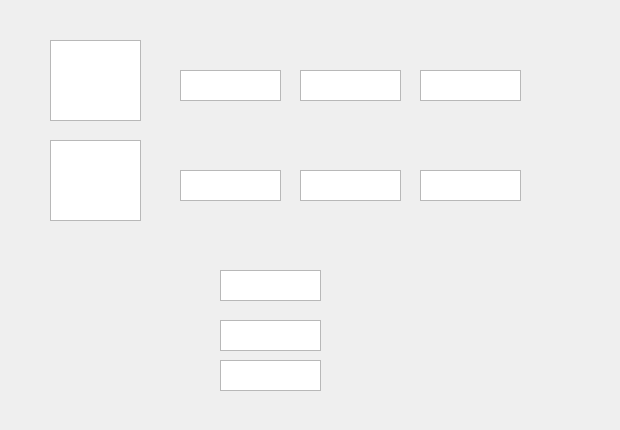
First picture: the form in Python/UI forms/learningPassword.ui, repository ajs5433/CSEC-Final-Project-, before the edit.
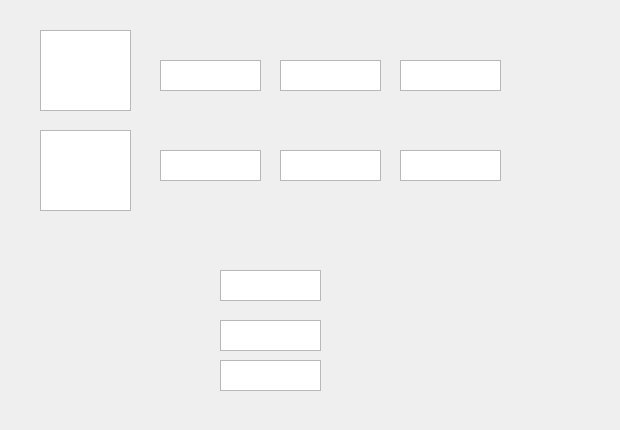
Second picture: the form after the edit.

What changed in the file:
```diff
--- a/Python/UI forms/learningPassword.ui
+++ b/Python/UI forms/learningPassword.ui
@@ -16,8 +16,8 @@
   <widget class="QGraphicsView" name="graphicsView">
    <property name="geometry">
     <rect>
-     <x>50</x>
-     <y>40</y>
+     <x>40</x>
+     <y>30</y>
      <width>91</width>
      <height>81</height>
     </rect>
@@ -26,8 +26,8 @@
   <widget class="QGraphicsView" name="graphicsView_2">
    <property name="geometry">
     <rect>
-     <x>50</x>
-     <y>140</y>
+     <x>40</x>
+     <y>130</y>
      <width>91</width>
      <height>81</height>
     </rect>
@@ -36,8 +36,8 @@
   <widget class="QTextEdit" name="textEdit">
    <property name="geometry">
     <rect>
-     <x>180</x>
-     <y>70</y>
+     <x>160</x>
+     <y>60</y>
      <width>101</width>
      <height>31</height>
     </rect>
@@ -46,8 +46,8 @@
   <widget class="QTextEdit" name="textEdit_2">
    <property name="geometry">
     <rect>
-     <x>300</x>
-     <y>70</y>
+     <x>280</x>
+     <y>60</y>
      <width>101</width>
      <height>31</height>
     </rect>
@@ -56,8 +56,8 @@
   <widget class="QTextEdit" name="textEdit_3">
    <property name="geometry">
     <rect>
-     <x>420</x>
-     <y>70</y>
+     <x>400</x>
+     <y>60</y>
      <width>101</width>
      <height>31</height>
     </rect>
@@ -66,8 +66,8 @@
   <widget class="QTextEdit" name="textEdit_4">
    <property name="geometry">
     <rect>
-     <x>180</x>
-     <y>170</y>
+     <x>160</x>
+     <y>150</y>
      <width>101</width>
      <height>31</height>
     </rect>
@@ -76,8 +76,8 @@
   <widget class="QTextEdit" name="textEdit_5">
    <property name="geometry">
     <rect>
-     <x>300</x>
-     <y>170</y>
+     <x>280</x>
+     <y>150</y>
      <width>101</width>
      <height>31</height>
     </rect>
@@ -86,8 +86,8 @@
   <widget class="QTextEdit" name="textEdit_6">
    <property name="geometry">
     <rect>
-     <x>420</x>
-     <y>170</y>
+     <x>400</x>
+     <y>150</y>
      <width>101</width>
      <height>31</height>
     </rect>
```
